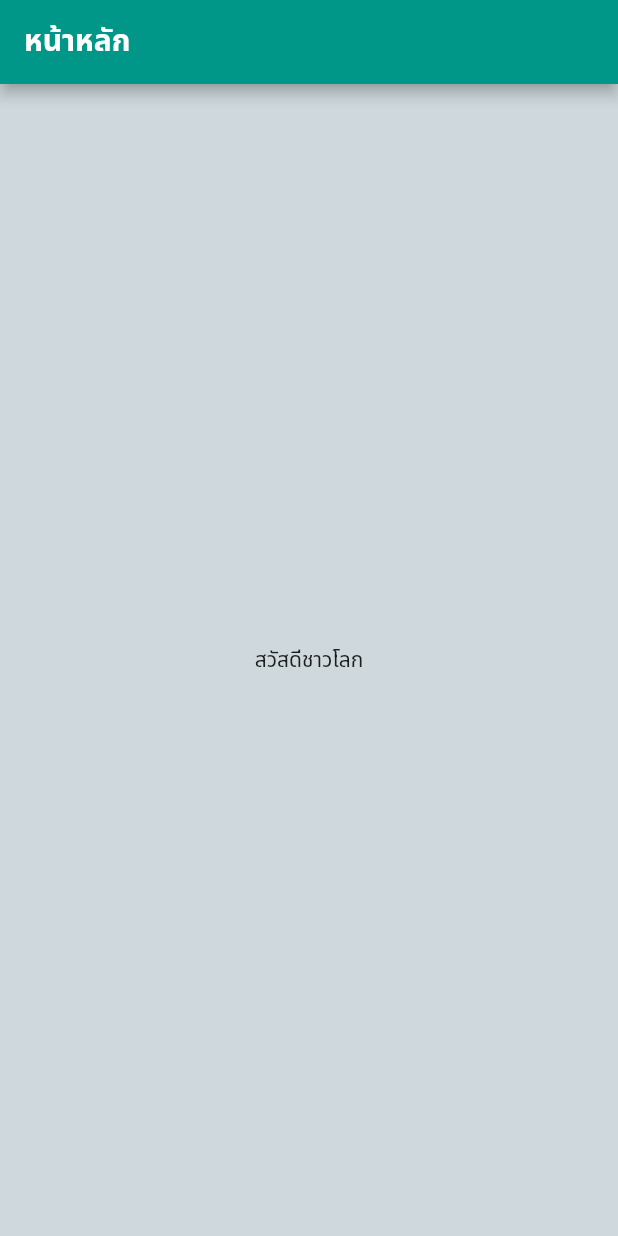
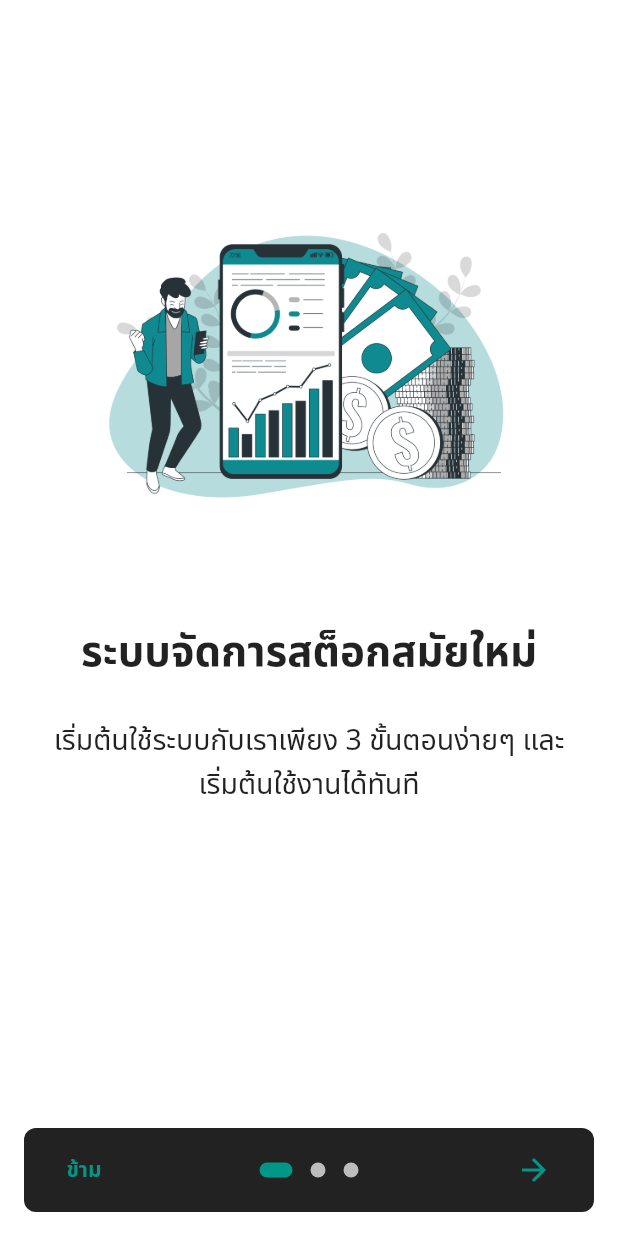
Before and after one commit to chaiyaphat20/fluuter_ex1_store, a Flutter app: the screen it shows after launch, on a phone screen of 412 x 824 dp. Run offline on Flutter 3.47's test engine with Material 3 defaults, Android fonts, the light colour scheme and no system bars; drawn by our look-alikes of introduction_screen.

Commit message:
feat: navigation

```diff
--- /dev/null
+++ b/flutter_node_store/lib/app_router.dart
@@ -0,0 +1,14 @@
+import 'package:flutter_node_store/screen/login/login_screen.dart';
+import 'package:flutter_node_store/screen/welcome/welcome_screen.dart';
+
+class AppRouter {
+  // Router Map Key
+  static const String welcome = 'welcome';
+  static const String login = 'login';
+
+  // ignore: always_declare_return_types
+  static get routes => {
+    welcome: (context) => const WelcomeScreen(),
+    login: (context) => const LoginScreen(),
+  };
+}
--- a/flutter_node_store/lib/main.dart
+++ b/flutter_node_store/lib/main.dart
@@ -1,18 +1,22 @@
 import 'package:flutter/material.dart';
+import 'package:flutter_node_store/app_router.dart';
+import 'package:flutter_node_store/screen/welcome/welcome_screen.dart';
 import 'package:flutter_node_store/themes/styles.dart';
 
 void main() {
-  runApp(
-    MaterialApp(
+  runApp(const MyApp());
+}
+
+class MyApp extends StatelessWidget {
+  const MyApp({super.key});
+
+  @override
+  Widget build(BuildContext context) {
+    return MaterialApp(
+      debugShowCheckedModeBanner: false,
       theme: AppTheme.lightTheme,
-      home: Scaffold(
-        appBar: AppBar(
-          title: const Text("หน้าหลัก"),
-        ),
-        body: const Center(
-          child: Text("สวัสดีชาวโลก"),
-        ),
-      ),
-    ),
-  );
+      initialRoute: AppRouter.welcome,
+      routes: AppRouter.routes,
+    );
+  }
 }
--- /dev/null
+++ b/flutter_node_store/lib/screen/login/login_screen.dart
@@ -0,0 +1,18 @@
+import 'package:flutter/material.dart';
+
+class LoginScreen extends StatefulWidget {
+  const LoginScreen({super.key});
+
+  @override
+  State<LoginScreen> createState() => _LoginScreenState();
+}
+
+class _LoginScreenState extends State<LoginScreen> {
+  @override
+  Widget build(BuildContext context) {
+    return Scaffold(
+      appBar: AppBar(title: const Text('Login')),
+      body: const Center(child: Text("Login Screen")),
+    );
+  }
+}
--- /dev/null
+++ b/flutter_node_store/lib/screen/welcome/welcome_screen.dart
@@ -0,0 +1,155 @@
+import 'package:flutter/foundation.dart';
+import 'package:flutter/material.dart';
+import 'package:flutter/services.dart';
+import 'package:flutter_node_store/app_router.dart';
+import 'package:introduction_screen/introduction_screen.dart';
+
+class WelcomeScreen extends StatefulWidget {
+  const WelcomeScreen({super.key});
+
+  @override
+  State<WelcomeScreen> createState() =>
+      _WelcomeScreenState();
+}
+
+class _WelcomeScreenState extends State<WelcomeScreen> {
+  final introKey = GlobalKey<IntroductionScreenState>();
+
+  // ฟังก์ชันเมื่อจบการแสดง Intro
+  void _onIntroEnd(context) async {
+    // ไปยังหน้า Login แบบเปิดซ้อนทับหน้าเดิม
+    // Navigator.pushNamed(
+    //   context,
+    //   AppRouter.login,
+    // ); // เปิดแบบปกติมีปุ่มย้อนกลับ
+
+    // ไปยังหน้า Login แบบเปิดแบบไม่มีปุ่มย้อนกลับ แทนที่หน้าเดิม
+    Navigator.pushReplacementNamed(
+      context,
+      AppRouter.login,
+    ); // เปิดแบบไม่มีปุ่มย้อนกลับ
+  }
+
+  // ฟังก์ชันกำหนดภาพที่ใช้แสดงใน Intro
+  Widget _buildImage(
+    String assetName, [
+    double width = 350,
+  ]) {
+    return Image.asset(
+      'assets/images/$assetName',
+      width: width,
+    );
+  }
+
+  @override
+  Widget build(BuildContext context) {
+    // กำหนดให้แสดงผลเฉพาะหน้าจอแนวตั้ง
+    SystemChrome.setPreferredOrientations([
+      // DeviceOrientation.portraitUp,
+      // DeviceOrientation.landscapeLeft,
+      // DeviceOrientation.landscapeRight,
+    ]);
+
+    const bodyStyle = TextStyle(fontSize: 19.0);
+
+    const pageDecoration = PageDecoration(
+      titleTextStyle: TextStyle(
+        fontSize: 28.0,
+        fontWeight: FontWeight.w700,
+      ),
+      bodyTextStyle: bodyStyle,
+      bodyPadding: EdgeInsets.fromLTRB(
+        16.0,
+        0.0,
+        16.0,
+        16.0,
+      ),
+      pageColor: Colors.white,
+      imagePadding: EdgeInsets.zero,
+    );
+
+    return SafeArea(
+      child: IntroductionScreen(
+        key: introKey,
+        globalBackgroundColor: Colors.white,
+        // allowImplicitScrolling: true,
+        // autoScrollDuration: 3000,
+        // infiniteAutoScroll: true,
+        pages: [
+          PageViewModel(
+            title: "ระบบจัดการสต็อกสมัยใหม่",
+            body:
+                "เริ่มต้นใช้ระบบกับเราเพียง 3 ขั้นตอนง่ายๆ และเริ่มต้นใช้งานได้ทันที",
+            image: Padding(
+              padding: const EdgeInsets.only(top: 100.0),
+              child: _buildImage('slide1.png'),
+            ),
+            decoration: pageDecoration,
+          ),
+          PageViewModel(
+            title: "ภาพรวมระบบในหนึ่งเดียว",
+            body:
+                "ดูภาพรวมของระบบได้ทุกที่ทุกเวลา ด้วยระบบที่ออกแบบมาเพื่อความง่าย",
+            image: Padding(
+              padding: const EdgeInsets.only(top: 100.0),
+              child: _buildImage('slide2.png'),
+            ),
+            decoration: pageDecoration,
+          ),
+          PageViewModel(
+            title: "ซื้อขายได้ตลอดเวลา",
+            body:
+                "ติดตามการซื้อขายได้ทุกที่ทุกเวลา ด้วยระบบที่ออกแบบมาเพื่อความง่าย",
+            image: Padding(
+              padding: const EdgeInsets.only(top: 100.0),
+              child: _buildImage('slide3.png'),
+            ),
+            decoration: pageDecoration,
+          ),
+        ],
+        onDone: () => _onIntroEnd(context),
+        onSkip: () => _onIntroEnd(
+          context,
+        ), // You can override onSkip callback
+        showSkipButton: true,
+        skipOrBackFlex: 0,
+        nextFlex: 0,
+        showBackButton: false,
+        //rtl: true, // Display as right-to-left
+        back: const Icon(Icons.arrow_back),
+        skip: const Text(
+          'ข้าม',
+          style: TextStyle(fontWeight: FontWeight.w600),
+        ),
+        next: const Icon(Icons.arrow_forward),
+        done: const Text(
+          'เสร็จสิ้น',
+          style: TextStyle(fontWeight: FontWeight.w600),
+        ),
+        curve: Curves.fastLinearToSlowEaseIn,
+        controlsMargin: const EdgeInsets.all(16),
+        controlsPadding: kIsWeb
+            ? const EdgeInsets.all(12.0)
+            : const EdgeInsets.fromLTRB(8.0, 4.0, 8.0, 4.0),
+        dotsDecorator: const DotsDecorator(
+          size: Size(10.0, 10.0),
+          color: Color(0xFFBDBDBD),
+          activeSize: Size(22.0, 10.0),
+          activeShape: RoundedRectangleBorder(
+            borderRadius: BorderRadius.all(
+              Radius.circular(25.0),
+            ),
+          ),
+        ),
+        dotsContainerDecorator: const ShapeDecoration(
+          color: Colors.black87,
+          shape: RoundedRectangleBorder(
+            borderRadius: BorderRadius.all(
+              Radius.circular(8.0),
+            ),
+          ),
+        ),
+      ),
+    );
+  }
+}
--- a/flutter_node_store/pubspec.yaml
+++ b/flutter_node_store/pubspec.yaml
@@ -34,6 +34,7 @@ dependencies:
   # The following adds the Cupertino Icons font to your application.
   # Use with the CupertinoIcons class for iOS style icons.
   cupertino_icons: ^1.0.8
+  introduction_screen: ^3.1.17
 
 dev_dependencies:
   flutter_test:
```
Also changed, not shown: flutter_node_store/lib/themes/styles.dart (+13 -36 lines), flutter_node_store/pubspec.lock, 10 other files.
